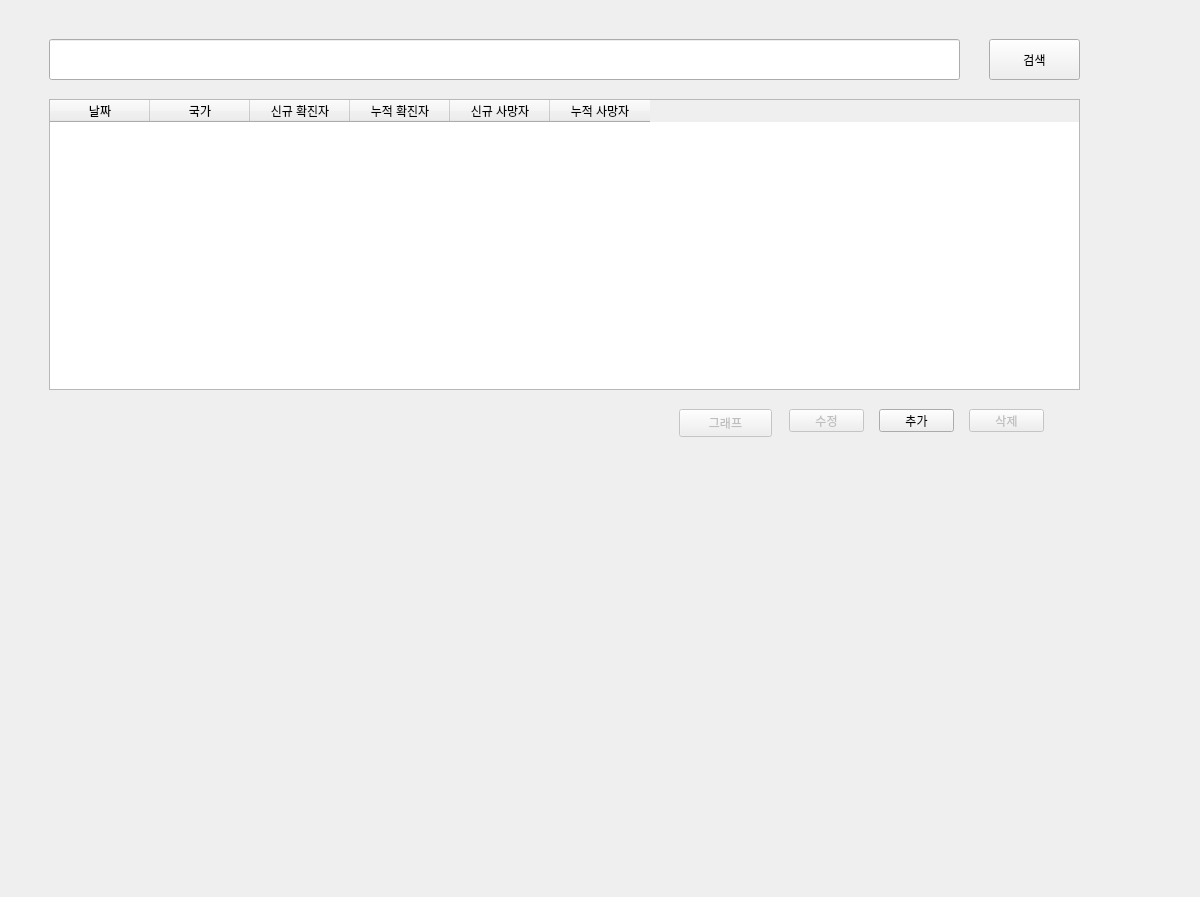
This is covid.ui in ksseongill/covid_012 as Qt 5 draws it before an edit. The edited form follows.
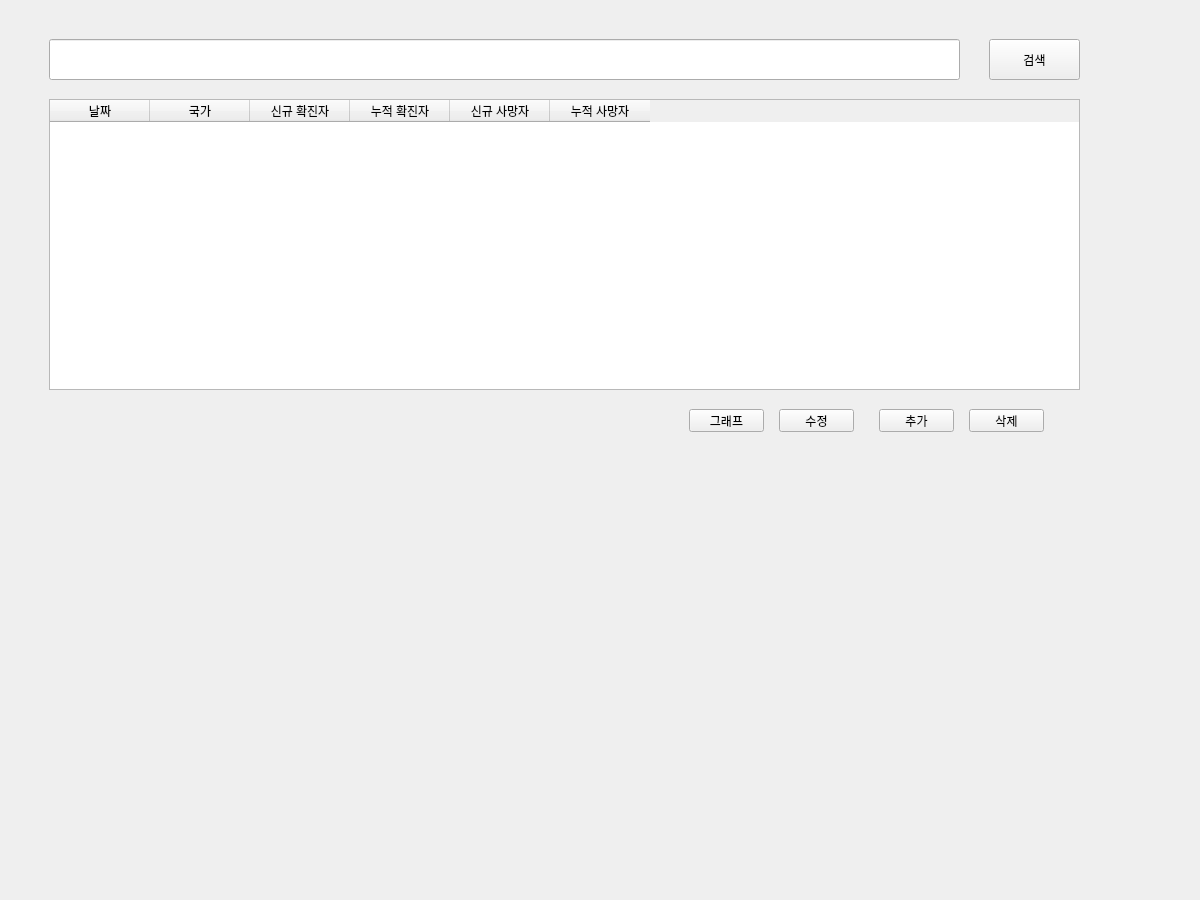
This is the edited form.

Patch:
```diff
--- a/covid.ui
+++ b/covid.ui
@@ -7,7 +7,7 @@
     <x>0</x>
     <y>0</y>
     <width>1200</width>
-    <height>897</height>
+    <height>900</height>
    </rect>
   </property>
   <property name="windowTitle">
@@ -106,9 +106,6 @@
      </property>
     </widget>
     <widget class="QPushButton" name="btn_del">
-     <property name="enabled">
-      <bool>false</bool>
-     </property>
      <property name="geometry">
       <rect>
        <x>970</x>
@@ -133,12 +130,9 @@
      <layout class="QVBoxLayout" name="graph_verticalLayout"/>
     </widget>
     <widget class="QPushButton" name="btn_change">
-     <property name="enabled">
-      <bool>false</bool>
-     </property>
      <property name="geometry">
       <rect>
-       <x>790</x>
+       <x>780</x>
        <y>410</y>
        <width>75</width>
        <height>23</height>
@@ -149,15 +143,12 @@
      </property>
     </widget>
     <widget class="QPushButton" name="btn_graph">
-     <property name="enabled">
-      <bool>false</bool>
-     </property>
      <property name="geometry">
       <rect>
-       <x>680</x>
+       <x>690</x>
        <y>410</y>
-       <width>93</width>
-       <height>28</height>
+       <width>75</width>
+       <height>23</height>
       </rect>
      </property>
      <property name="text">
```
Left out of the diff: 14 changed lines with no effect on the pictures.
